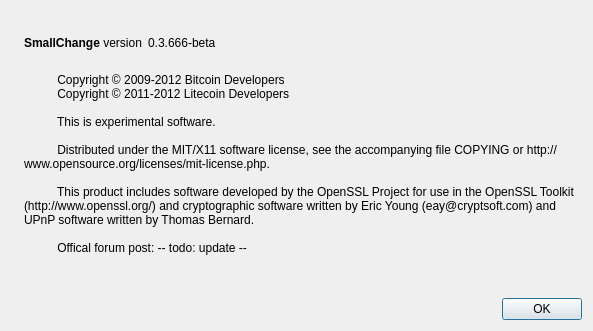
This is src/qt/forms/aboutdialog.ui in Alter28/XmasCoin as Qt 5 draws it before an edit. The edited form follows.
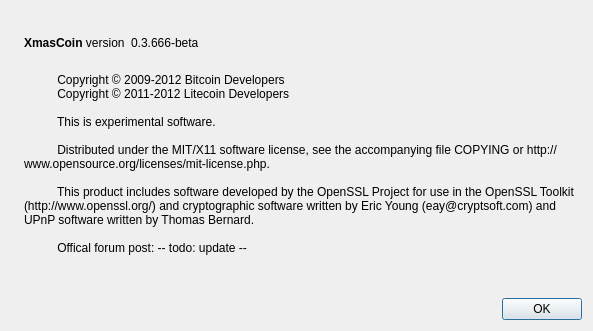
This is the edited form. Icons and pictures are not drawn.

```diff
--- a/src/qt/forms/aboutdialog.ui
+++ b/src/qt/forms/aboutdialog.ui
@@ -50,7 +50,7 @@
           <cursorShape>IBeamCursor</cursorShape>
          </property>
          <property name="text">
-          <string>&lt;b&gt;SmallChange&lt;/b&gt; version</string>
+          <string>&lt;b&gt;XmasCoin&lt;/b&gt; version</string>
          </property>
          <property name="textInteractionFlags">
           <set>Qt::LinksAccessibleByMouse|Qt::TextSelectableByKeyboard|Qt::TextSelectableByMouse</set>
```
Left out of the diff: 2 changed lines with no effect on the pictures.
